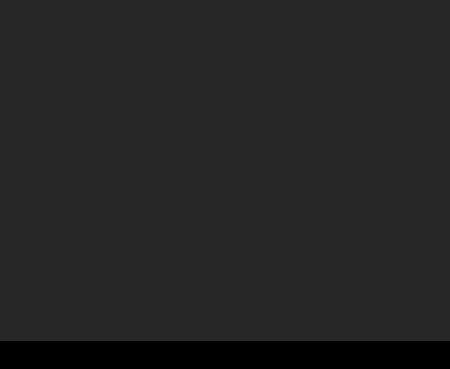
Above: core/ui/main_window.ui from deeffest/Youtube-Music-Desktop-Player before the change. Below: the same form after it.
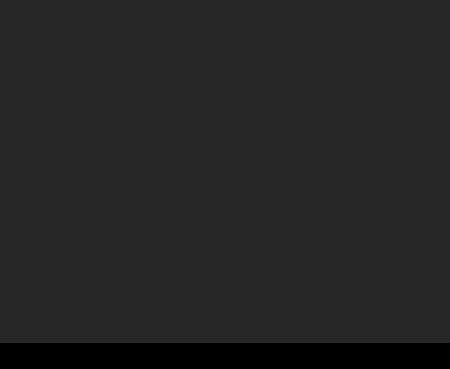
That is the form after the change. Icons and pictures are not drawn.

The edit to the form file:
```diff
--- a/core/ui/main_window.ui
+++ b/core/ui/main_window.ui
@@ -74,13 +74,13 @@
         <number>6</number>
        </property>
        <property name="topMargin">
-        <number>5</number>
+        <number>4</number>
        </property>
        <property name="rightMargin">
         <number>6</number>
        </property>
        <property name="bottomMargin">
-        <number>5</number>
+        <number>4</number>
        </property>
        <item>
         <widget class="QLabel" name="label">
@@ -172,7 +172,9 @@
           <item>
            <widget class="QLabel" name="label_2">
             <property name="styleSheet">
-             <string notr="true"/>
+             <string notr="true">QLabel {
+    font-weight: bold;
+}</string>
             </property>
             <property name="text">
              <string/>
```
Left out of the diff: 22 changed lines with no effect on the pictures.
